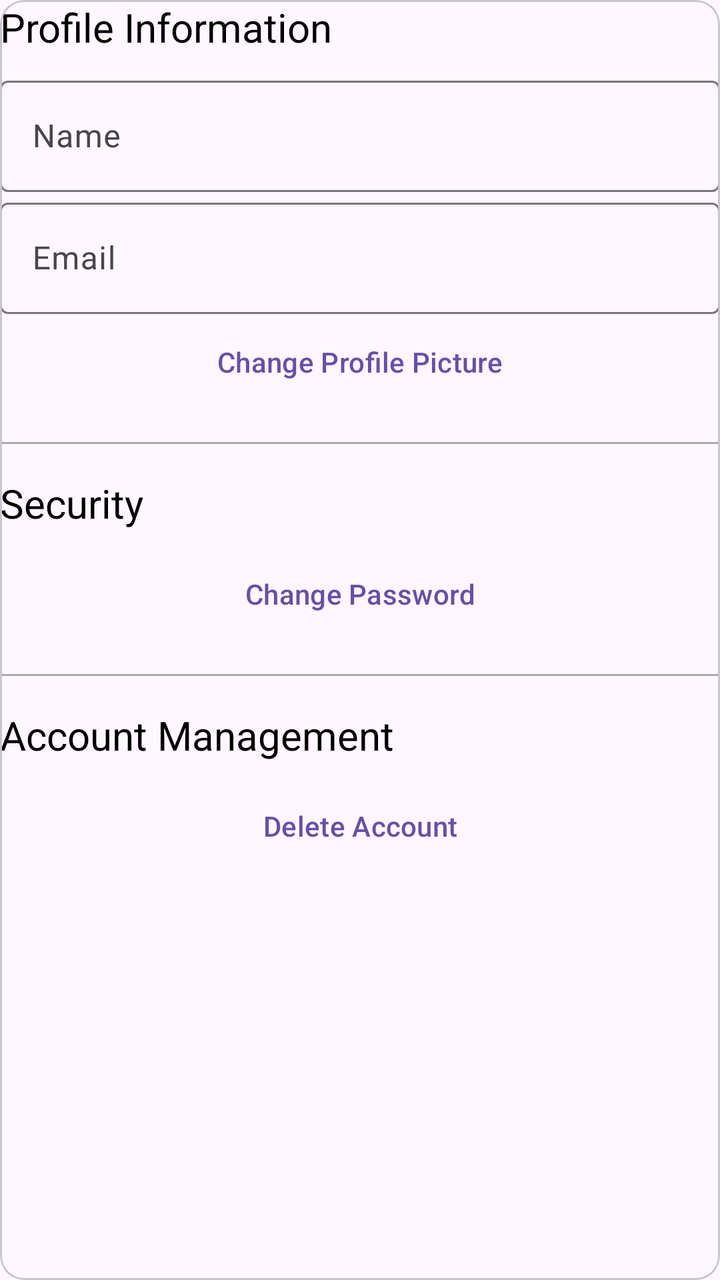
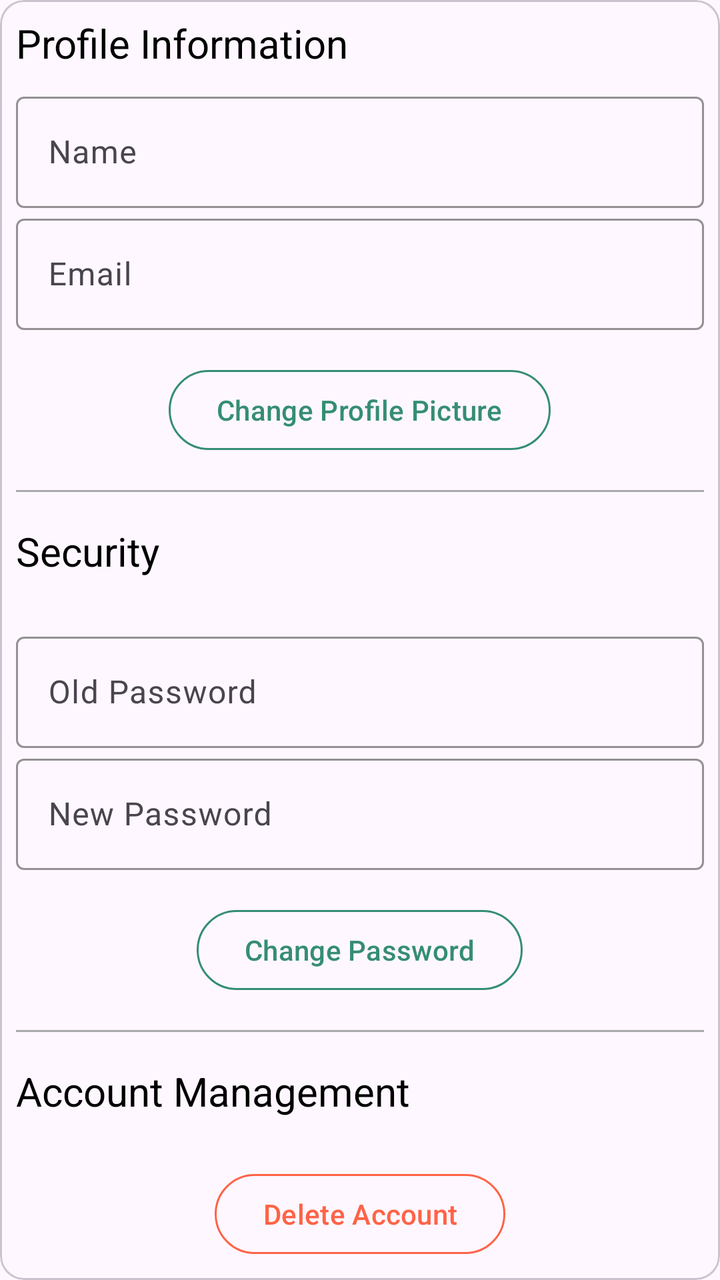

Before-and-after screenshots of an Android layout around one commit, followed by the original layout XML and the change that was made.
<!-- AndroidManifest.xml: application theme Theme.OffTheBeatenPath -->
<!-- res/layout/fragment_account.xml -->
<?xml version="1.0" encoding="utf-8"?>
<com.google.android.material.card.MaterialCardView xmlns:android="http://schemas.android.com/apk/res/android"
    xmlns:tools="http://schemas.android.com/tools"
    android:layout_width="match_parent"
    android:layout_height="match_parent"
    android:padding="16dp"
    android:background="@color/green"
    tools:context=".AccountFragment">

    <ScrollView
        android:layout_width="match_parent"
        android:layout_height="match_parent">

        <LinearLayout
            android:layout_width="match_parent"
            android:layout_height="wrap_content"
            android:orientation="vertical">

            <com.google.android.material.textview.MaterialTextView
                android:layout_width="match_parent"
                android:layout_height="wrap_content"
                android:text="@string/profile_information"
                android:textSize="20sp"
                android:paddingBottom="8dp"
                android:textColor="@android:color/black"/>

            <com.google.android.material.textfield.TextInputLayout
                android:layout_width="match_parent"
                android:layout_height="wrap_content"
                android:hint="@string/name">
                <com.google.android.material.textfield.TextInputEditText
                    android:id="@+id/editTextName"
                    android:layout_width="match_parent"
                    android:layout_height="wrap_content"/>
            </com.google.android.material.textfield.TextInputLayout>

            <com.google.android.material.textfield.TextInputLayout
                android:layout_width="match_parent"
                android:layout_height="wrap_content"
                android:hint="@string/email">
                <com.google.android.material.textfield.TextInputEditText
                    android:id="@+id/editTextEmail"
                    android:layout_width="match_parent"
                    android:layout_height="wrap_content"
                    android:inputType="textEmailAddress"/>
            </com.google.android.material.textfield.TextInputLayout>


            <com.google.android.material.button.MaterialButton
                android:id="@+id/buttonChangeProfilePicture"
                android:layout_width="match_parent"
                android:layout_height="wrap_content"
                android:text="@string/change_profile_pic"
                style="@style/Widget.Material3.Button.TextButton"/>

            <View
                android:layout_width="match_parent"
                android:layout_height="1dp"
                android:background="@android:color/darker_gray"
                android:layout_marginVertical="16dp"/>

            <com.google.android.material.textview.MaterialTextView
                android:layout_width="match_parent"
                android:layout_height="wrap_content"
                android:text="@string/security"
                android:textSize="20sp"
                android:paddingBottom="8dp"
                android:textColor="@android:color/black"/>

            <com.google.android.material.button.MaterialButton
                android:id="@+id/buttonChangePassword"
                android:layout_width="match_parent"
                android:layout_height="wrap_content"
                android:text="@string/change_password"
                style="@style/Widget.Material3.Button.TextButton"/>


            <View
                android:layout_width="match_parent"
                android:layout_height="1dp"
                android:background="@android:color/darker_gray"
                android:layout_marginVertical="16dp"/>




            <com.google.android.material.textview.MaterialTextView
                android:layout_width="match_parent"
                android:layout_height="wrap_content"
                android:text="@string/account_management"
                android:textSize="20sp"
                android:paddingBottom="8dp"
                android:textColor="@android:color/black"/>

            <com.google.android.material.button.MaterialButton
                android:id="@+id/buttonDeleteAccount"
                android:layout_width="match_parent"
                android:layout_height="wrap_content"
                android:text="@string/delete_account"
                style="@style/Widget.Material3.Button.TextButton"/>

        </LinearLayout>
    </ScrollView>
</com.google.android.material.card.MaterialCardView>
<!-- resources referenced by this layout -->
<resources>
  <color name="green">#30794B</color>
  <string name="account_management">Account Management</string>
  <string name="change_password">Change Password</string>
  <string name="change_profile_pic">Change Profile Picture</string>
  <string name="delete_account">Delete Account</string>
  <string name="email">Email</string>
  <string name="name">Name</string>
  <string name="profile_information">Profile Information</string>
  <string name="security">Security</string>
  <style name="Theme.OffTheBeatenPath" parent="Base.Theme.OffTheBeatenPath" />
  <style name="Base.Theme.OffTheBeatenPath" parent="Theme.Material3.DayNight.NoActionBar">
          
          
      </style>
</resources>

<!-- the commit's change to res/layout/fragment_account.xml (unified diff, before → after) -->
@@ -3,13 +3,14 @@
     xmlns:tools="http://schemas.android.com/tools"
     android:layout_width="match_parent"
     android:layout_height="match_parent"
+    xmlns:app="http://schemas.android.com/apk/res-auto"
     android:padding="16dp"
-    android:background="@color/green"
     tools:context=".AccountFragment">
 
     <ScrollView
         android:layout_width="match_parent"
-        android:layout_height="match_parent">
+        android:layout_height="match_parent"
+        android:padding="8dp">
 
         <LinearLayout
             android:layout_width="match_parent"
@@ -19,85 +20,133 @@
             <com.google.android.material.textview.MaterialTextView
                 android:layout_width="match_parent"
                 android:layout_height="wrap_content"
+                android:paddingBottom="8dp"
                 android:text="@string/profile_information"
-                android:textSize="20sp"
-                android:paddingBottom="8dp"
-                android:textColor="@android:color/black"/>
+                android:textColor="@android:color/black"
+                android:textSize="20sp" />
 
             <com.google.android.material.textfield.TextInputLayout
                 android:layout_width="match_parent"
                 android:layout_height="wrap_content"
+                app:boxStrokeColor="@color/greenis"
+                app:hintTextColor="@color/greenis"
+                app:cursorColor="@color/greenis"
                 android:hint="@string/name">
+
                 <com.google.android.material.textfield.TextInputEditText
                     android:id="@+id/editTextName"
                     android:layout_width="match_parent"
-                    android:layout_height="wrap_content"/>
+                    android:layout_height="wrap_content" />
             </com.google.android.material.textfield.TextInputLayout>
 
             <com.google.android.material.textfield.TextInputLayout
                 android:layout_width="match_parent"
                 android:layout_height="wrap_content"
+                app:boxStrokeColor="@color/greenis"
+                app:hintTextColor="@color/greenis"
+                app:cursorColor="@color/greenis"
                 android:hint="@string/email">
+
                 <com.google.android.material.textfield.TextInputEditText
                     android:id="@+id/editTextEmail"
                     android:layout_width="match_parent"
                     android:layout_height="wrap_content"
-                    android:inputType="textEmailAddress"/>
+                    android:inputType="textEmailAddress" />
             </com.google.android.material.textfield.TextInputLayout>
-
 
             <com.google.android.material.button.MaterialButton
                 android:id="@+id/buttonChangeProfilePicture"
-                android:layout_width="match_parent"
+                style="@style/Widget.Material3.Button.OutlinedButton"
+                android:layout_width="wrap_content"
                 android:layout_height="wrap_content"
+                android:layout_gravity="center"
+                android:layout_marginTop="16dp"
                 android:text="@string/change_profile_pic"
-                style="@style/Widget.Material3.Button.TextButton"/>
+                android:textColor="@color/greenis"
+                app:strokeColor="@color/greenis"/>
 
             <View
                 android:layout_width="match_parent"
                 android:layout_height="1dp"
-                android:background="@android:color/darker_gray"
-                android:layout_marginVertical="16dp"/>
+                android:layout_marginVertical="16dp"
+                android:background="@android:color/darker_gray" />
 
             <com.google.android.material.textview.MaterialTextView
                 android:layout_width="match_parent"
                 android:layout_height="wrap_content"
+                android:paddingBottom="8dp"
                 android:text="@string/security"
-                android:textSize="20sp"
-                android:paddingBottom="8dp"
-                android:textColor="@android:color/black"/>
+                android:textColor="@android:color/black"
+                android:textSize="20sp" />
+
+            <com.google.android.material.textfield.TextInputLayout
+                android:layout_width="match_parent"
+                android:layout_height="wrap_content"
+                app:boxStrokeColor="@color/greenis"
+                app:hintTextColor="@color/greenis"
+                app:cursorColor="@color/greenis"
+                android:layout_marginTop="16dp"
+                android:hint="@string/old_password">
+
+                <com.google.android.material.textfield.TextInputEditText
+                    android:id="@+id/editOldPassword"
+                    android:layout_width="match_parent"
+                    android:layout_height="wrap_content"
+                    android:inputType="textEmailAddress" />
+            </com.google.android.material.textfield.TextInputLayout>
+
+            <com.google.android.material.textfield.TextInputLayout
+                android:layout_width="match_parent"
+                android:layout_height="wrap_content"
+                app:boxStrokeColor="@color/greenis"
+                app:hintTextColor="@color/greenis"
+                app:cursorColor="@color/greenis"
+                android:hint="@string/new_password">
+
+                <com.google.android.material.textfield.TextInputEditText
+                    android:id="@+id/editNewPassword"
+                    android:layout_width="match_parent"
+                    android:layout_height="wrap_content"
+                    android:inputType="textEmailAddress" />
+            </com.google.android.material.textfield.TextInputLayout>
 
             <com.google.android.material.button.MaterialButton
                 android:id="@+id/buttonChangePassword"
-                android:layout_width="match_parent"
+                style="@style/Widget.Material3.Button.OutlinedButton"
+                android:layout_width="wrap_content"
                 android:layout_height="wrap_content"
+                android:layout_gravity="center"
+                android:layout_marginTop="16dp"
                 android:text="@string/change_password"
-                style="@style/Widget.Material3.Button.TextButton"/>
-
+                android:textColor="@color/greenis"
+                app:strokeColor="@color/greenis"
+                />
 
             <View
                 android:layout_width="match_parent"
                 android:layout_height="1dp"
-                android:background="@android:color/darker_gray"
-                android:layout_marginVertical="16dp"/>
-
-
-
+                android:layout_marginVertical="16dp"
+                android:background="@android:color/darker_gray" />
 
             <com.google.android.material.textview.MaterialTextView
                 android:layout_width="match_parent"
                 android:layout_height="wrap_content"
+                android:paddingBottom="8dp"
                 android:text="@string/account_management"
-                android:textSize="20sp"
-                android:paddingBottom="8dp"
-                android:textColor="@android:color/black"/>
+                android:textColor="@android:color/black"
+                android:textSize="20sp" />
 
             <com.google.android.material.button.MaterialButton
                 android:id="@+id/buttonDeleteAccount"
-                android:layout_width="match_parent"
+                style="@style/Widget.Material3.Button.OutlinedButton"
+                android:layout_width="wrap_content"
                 android:layout_height="wrap_content"
+                android:layout_gravity="center"
+                android:layout_marginTop="16dp"
                 android:text="@string/delete_account"
-                style="@style/Widget.Material3.Button.TextButton"/>
+                android:textColor="@color/tomato"
+                app:strokeColor="@color/tomato"
+                />
 
         </LinearLayout>
     </ScrollView>
<!-- resource entries referenced after the edit -->
@@ -1,12 +1,15 @@
 <!-- resources referenced by this layout -->
 <resources>
-  <color name="green">#30794B</color>
+  <color name="greenis">#358D74</color>
+  <color name="tomato">#FF6347</color>
   <string name="account_management">Account Management</string>
   <string name="change_password">Change Password</string>
   <string name="change_profile_pic">Change Profile Picture</string>
   <string name="delete_account">Delete Account</string>
   <string name="email">Email</string>
   <string name="name">Name</string>
+  <string name="new_password">New Password</string>
+  <string name="old_password">Old Password</string>
   <string name="profile_information">Profile Information</string>
   <string name="security">Security</string>
   <style name="Theme.OffTheBeatenPath" parent="Base.Theme.OffTheBeatenPath" />
